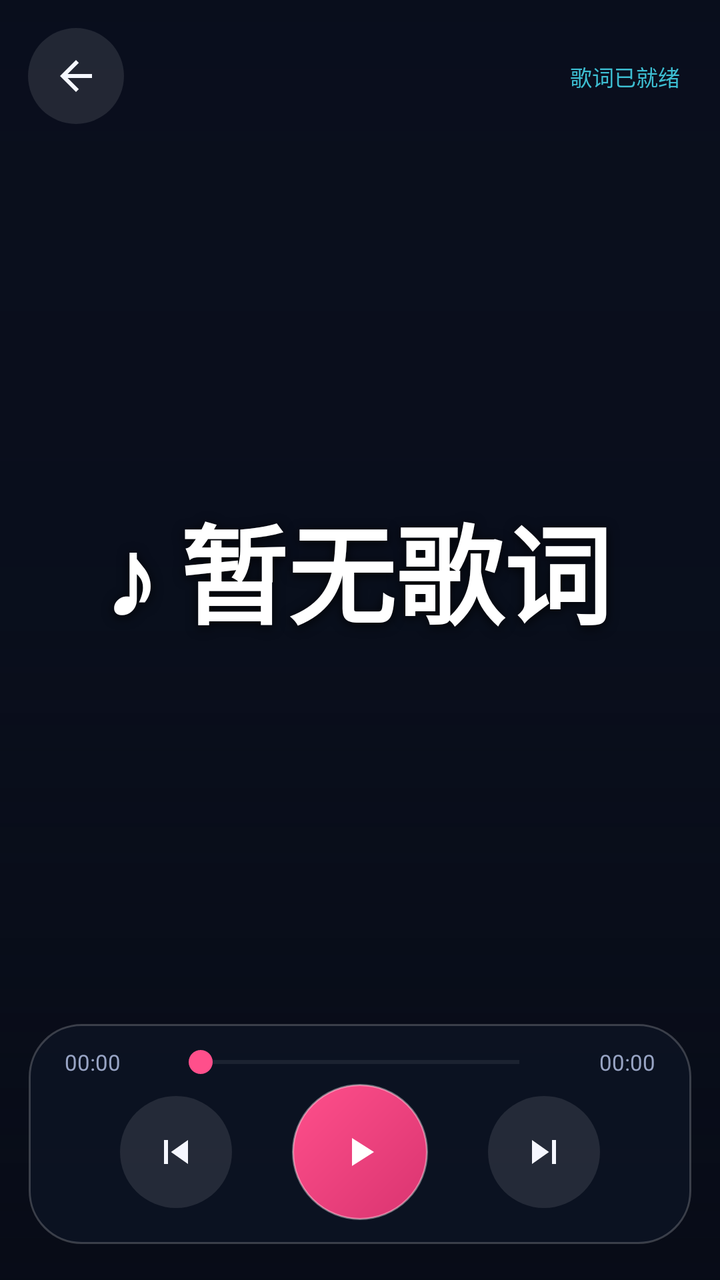
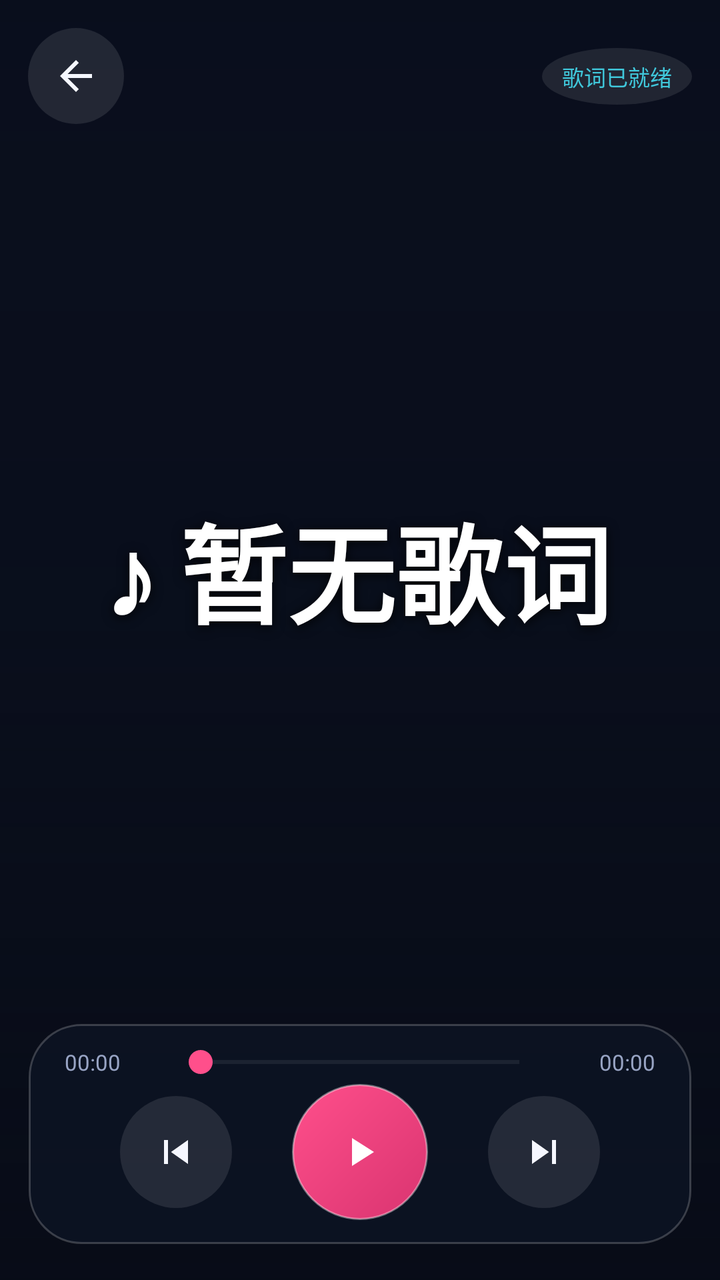

Two renders of the same Android screen: before a commit and after it. Below are the layout's source before the change and the commit's diff.
<!-- AndroidManifest.xml: activity theme Theme.Karaoke.Player -->
<!-- res/layout/activity_player.xml -->
<?xml version="1.0" encoding="utf-8"?>
<androidx.constraintlayout.widget.ConstraintLayout
    xmlns:android="http://schemas.android.com/apk/res/android"
    xmlns:app="http://schemas.android.com/apk/res-auto"
    android:layout_width="match_parent"
    android:layout_height="match_parent"
    android:background="@color/bg"
    android:fitsSystemWindows="true">

    <ImageView
        android:id="@+id/bg_image_a"
        android:layout_width="0dp"
        android:layout_height="0dp"
        android:contentDescription="@string/app_name"
        android:scaleType="centerCrop"
        app:layout_constraintBottom_toBottomOf="parent"
        app:layout_constraintEnd_toEndOf="parent"
        app:layout_constraintStart_toStartOf="parent"
        app:layout_constraintTop_toTopOf="parent" />

    <ImageView
        android:id="@+id/bg_image_b"
        android:layout_width="0dp"
        android:layout_height="0dp"
        android:alpha="0"
        android:contentDescription="@string/app_name"
        android:scaleType="centerCrop"
        app:layout_constraintBottom_toBottomOf="parent"
        app:layout_constraintEnd_toEndOf="parent"
        app:layout_constraintStart_toStartOf="parent"
        app:layout_constraintTop_toTopOf="parent" />

    <View
        android:id="@+id/scrim"
        android:layout_width="0dp"
        android:layout_height="0dp"
        android:background="@drawable/bg_scrim"
        app:layout_constraintBottom_toBottomOf="parent"
        app:layout_constraintEnd_toEndOf="parent"
        app:layout_constraintStart_toStartOf="parent"
        app:layout_constraintTop_toTopOf="parent" />

    <ImageButton
        android:id="@+id/btn_back"
        android:layout_width="48dp"
        android:layout_height="48dp"
        android:layout_marginStart="14dp"
        android:layout_marginTop="14dp"
        android:background="@drawable/bg_ctrl_ripple"
        android:contentDescription="@string/cancel"
        android:padding="11dp"
        android:src="@drawable/ic_back"
        app:tint="@color/text_primary"
        app:layout_constraintStart_toStartOf="parent"
        app:layout_constraintTop_toTopOf="parent" />

    <TextView
        android:id="@+id/song_title"
        android:layout_width="0dp"
        android:layout_height="wrap_content"
        android:layout_marginStart="10dp"
        android:layout_marginEnd="10dp"
        android:ellipsize="middle"
        android:gravity="center"
        android:maxLines="1"
        android:shadowColor="#99000000"
        android:shadowDx="0"
        android:shadowDy="2"
        android:shadowRadius="8"
        android:textColor="@color/text_primary"
        android:textSize="16sp"
        android:textStyle="bold"
        app:layout_constraintBottom_toBottomOf="@id/btn_back"
        app:layout_constraintEnd_toStartOf="@id/lyric_state"
        app:layout_constraintStart_toEndOf="@id/btn_back"
        app:layout_constraintTop_toTopOf="@id/btn_back" />

    <TextView
        android:id="@+id/lyric_state"
        android:layout_width="wrap_content"
        android:layout_height="wrap_content"
        android:layout_marginEnd="20dp"
        android:alpha="0.9"
        android:text="@string/lyrics_ready"
        android:textColor="@color/accent2"
        android:textSize="11sp"
        app:layout_constraintBottom_toBottomOf="@id/btn_back"
        app:layout_constraintEnd_toEndOf="parent"
        app:layout_constraintTop_toTopOf="@id/btn_back" />

    <TextView
        android:id="@+id/lyric_text"
        android:layout_width="0dp"
        android:layout_height="0dp"
        android:layout_marginStart="28dp"
        android:layout_marginTop="8dp"
        android:layout_marginEnd="28dp"
        android:layout_marginBottom="12dp"
        android:gravity="center"
        android:lineSpacingExtra="8dp"
        android:maxLines="2"
        android:shadowColor="#CC000000"
        android:shadowDx="0"
        android:shadowDy="3"
        android:shadowRadius="14"
        android:text="@string/no_lyrics"
        android:textColor="#FFFFFF"
        android:textStyle="bold"
        app:autoSizeMaxTextSize="54sp"
        app:autoSizeMinTextSize="20sp"
        app:autoSizeStepGranularity="2sp"
        app:autoSizeTextType="uniform"
        app:layout_constraintBottom_toTopOf="@id/panel"
        app:layout_constraintEnd_toEndOf="parent"
        app:layout_constraintStart_toStartOf="parent"
        app:layout_constraintTop_toBottomOf="@id/btn_back" />

    <LinearLayout
        android:id="@+id/panel"
        android:layout_width="0dp"
        android:layout_height="wrap_content"
        android:layout_marginBottom="18dp"
        android:background="@drawable/bg_player_panel"
        android:orientation="vertical"
        android:paddingStart="18dp"
        android:paddingTop="10dp"
        android:paddingEnd="18dp"
        android:paddingBottom="12dp"
        app:layout_constraintBottom_toBottomOf="parent"
        app:layout_constraintEnd_toEndOf="parent"
        app:layout_constraintStart_toStartOf="parent"
        app:layout_constraintWidth_max="760dp"
        app:layout_constraintWidth_percent="0.92">

        <LinearLayout
            android:layout_width="match_parent"
            android:layout_height="wrap_content"
            android:gravity="center_vertical"
            android:orientation="horizontal">

            <TextView
                android:id="@+id/time_current"
                android:layout_width="46dp"
                android:layout_height="wrap_content"
                android:text="00:00"
                android:textColor="@color/text_secondary"
                android:textSize="11sp" />

            <SeekBar
                android:id="@+id/seek_bar"
                android:layout_width="0dp"
                android:layout_height="wrap_content"
                android:layout_marginStart="6dp"
                android:layout_marginEnd="6dp"
                android:layout_weight="1"
                android:max="1000"
                android:progress="0"
                android:progressBackgroundTint="#3DFFFFFF"
                android:progressTint="@color/accent"
                android:splitTrack="false"
                android:thumbTint="@color/accent" />

            <TextView
                android:id="@+id/time_total"
                android:layout_width="46dp"
                android:layout_height="wrap_content"
                android:gravity="end"
                android:text="00:00"
                android:textColor="@color/text_secondary"
                android:textSize="11sp" />
        </LinearLayout>

        <LinearLayout
            android:layout_width="match_parent"
            android:layout_height="wrap_content"
            android:layout_marginTop="2dp"
            android:gravity="center"
            android:orientation="horizontal">

            <ImageButton
                android:id="@+id/btn_prev"
                android:layout_width="56dp"
                android:layout_height="56dp"
                android:background="@drawable/bg_ctrl_ripple"
                android:contentDescription="@string/app_name"
                android:padding="15dp"
                android:src="@drawable/ic_prev"
                app:tint="@color/text_primary" />

            <ImageButton
                android:id="@+id/btn_play"
                android:layout_width="68dp"
                android:layout_height="68dp"
                android:layout_marginStart="30dp"
                android:layout_marginEnd="30dp"
                android:background="@drawable/bg_play_button"
                android:contentDescription="@string/app_name"
                android:padding="20dp"
                android:src="@drawable/ic_play"
                app:tint="#FFFFFF" />

            <ImageButton
                android:id="@+id/btn_next"
                android:layout_width="56dp"
                android:layout_height="56dp"
                android:background="@drawable/bg_ctrl_ripple"
                android:contentDescription="@string/app_name"
                android:padding="15dp"
                android:src="@drawable/ic_next"
                app:tint="@color/text_primary" />
        </LinearLayout>
    </LinearLayout>

</androidx.constraintlayout.widget.ConstraintLayout>
<!-- resources referenced by this layout -->
<resources>
  <color name="accent">#FF4F8B</color>
  <color name="accent2">#43D2E6</color>
  <color name="bg">#0A0F1E</color>
  <color name="text_primary">#F5F7FF</color>
  <color name="text_secondary">#98A4C4</color>
  <!-- drawable bg_ctrl_ripple (drawable) -->
  <?xml version="1.0" encoding="utf-8"?>
  <ripple xmlns:android="http://schemas.android.com/apk/res/android"
      android:color="@color/ripple">
      <item>
          <shape android:shape="oval">
              <solid android:color="#1AFFFFFF" />
          </shape>
      </item>
  </ripple>
  <!-- drawable bg_play_button (drawable) -->
  <?xml version="1.0" encoding="utf-8"?>
  <ripple xmlns:android="http://schemas.android.com/apk/res/android"
      android:color="#55FFFFFF">
      <item>
          <shape android:shape="oval">
              <gradient
                  android:angle="315"
                  android:endColor="@color/accent_dark"
                  android:startColor="@color/accent"
                  android:type="linear" />
              <stroke android:width="1dp" android:color="#66FFFFFF" />
          </shape>
      </item>
  </ripple>
  <!-- drawable bg_player_panel (drawable) -->
  <?xml version="1.0" encoding="utf-8"?>
  <shape xmlns:android="http://schemas.android.com/apk/res/android" android:shape="rectangle">
      <solid android:color="#B30D1425" />
      <corners android:radius="26dp" />
      <stroke android:width="1dp" android:color="#33FFFFFF" />
  </shape>
  <!-- drawable bg_scrim (drawable) -->
  <?xml version="1.0" encoding="utf-8"?>
  <shape xmlns:android="http://schemas.android.com/apk/res/android" android:shape="rectangle">
      <gradient
          android:angle="270"
          android:centerColor="#55070B16"
          android:endColor="#E6070B16"
          android:startColor="#33070B16"
          android:type="linear" />
  </shape>
  <!-- drawable ic_back (drawable) -->
  <vector xmlns:android="http://schemas.android.com/apk/res/android"
      android:width="24dp"
      android:height="24dp"
      android:viewportWidth="24"
      android:viewportHeight="24">
      <path
          android:fillColor="#FFFFFFFF"
          android:pathData="M20,11H7.83l5.59,-5.59L12,4l-8,8 8,8 1.41,-1.41L7.83,13H20v-2z" />
  </vector>
  <!-- drawable ic_next (drawable) -->
  <vector xmlns:android="http://schemas.android.com/apk/res/android"
      android:width="24dp"
      android:height="24dp"
      android:viewportWidth="24"
      android:viewportHeight="24">
      <path
          android:fillColor="#FFFFFFFF"
          android:pathData="M6,18l8.5,-6L6,6v12zM16,6v12h2V6h-2z" />
  </vector>
  <!-- drawable ic_play (drawable) -->
  <vector xmlns:android="http://schemas.android.com/apk/res/android"
      android:width="24dp"
      android:height="24dp"
      android:viewportWidth="24"
      android:viewportHeight="24">
      <path
          android:fillColor="#FFFFFFFF"
          android:pathData="M8,5v14l11,-7z" />
  </vector>
  <!-- drawable ic_prev (drawable) -->
  <vector xmlns:android="http://schemas.android.com/apk/res/android"
      android:width="24dp"
      android:height="24dp"
      android:viewportWidth="24"
      android:viewportHeight="24">
      <path
          android:fillColor="#FFFFFFFF"
          android:pathData="M6,6h2v12H6zM9.5,12l8.5,6V6z" />
  </vector>
  <string name="app_name">简易K歌</string>
  <string name="cancel">取消</string>
  <string name="lyrics_ready">歌词已就绪</string>
  <string name="no_lyrics">♪ 暂无歌词</string>
  <style name="Theme.Karaoke.Player" parent="Theme.Karaoke">
          <item name="android:windowBackground">@color/bg</item>
          <item name="android:statusBarColor">@android:color/transparent</item>
          <item name="android:navigationBarColor">@android:color/transparent</item>
          <item name="android:windowLightStatusBar">false</item>
      </style>
  <color name="ripple">#26FFFFFF</color>
  <color name="accent_dark">#D93470</color>
  <color name="accent2_dark">#1FA8BC</color>
  <color name="surface">#141C30</color>
  <!-- unchanged entries left out for length: 1 -->
</resources>

<!-- the commit's change to res/layout/activity_player.xml (unified diff, before → after) -->
@@ -79,8 +79,15 @@
         android:id="@+id/lyric_state"
         android:layout_width="wrap_content"
         android:layout_height="wrap_content"
-        android:layout_marginEnd="20dp"
-        android:alpha="0.9"
+        android:layout_marginEnd="14dp"
+        android:alpha="0.95"
+        android:background="@drawable/bg_ctrl_ripple"
+        android:clickable="true"
+        android:focusable="true"
+        android:paddingStart="10dp"
+        android:paddingTop="6dp"
+        android:paddingEnd="10dp"
+        android:paddingBottom="6dp"
         android:text="@string/lyrics_ready"
         android:textColor="@color/accent2"
         android:textSize="11sp"
